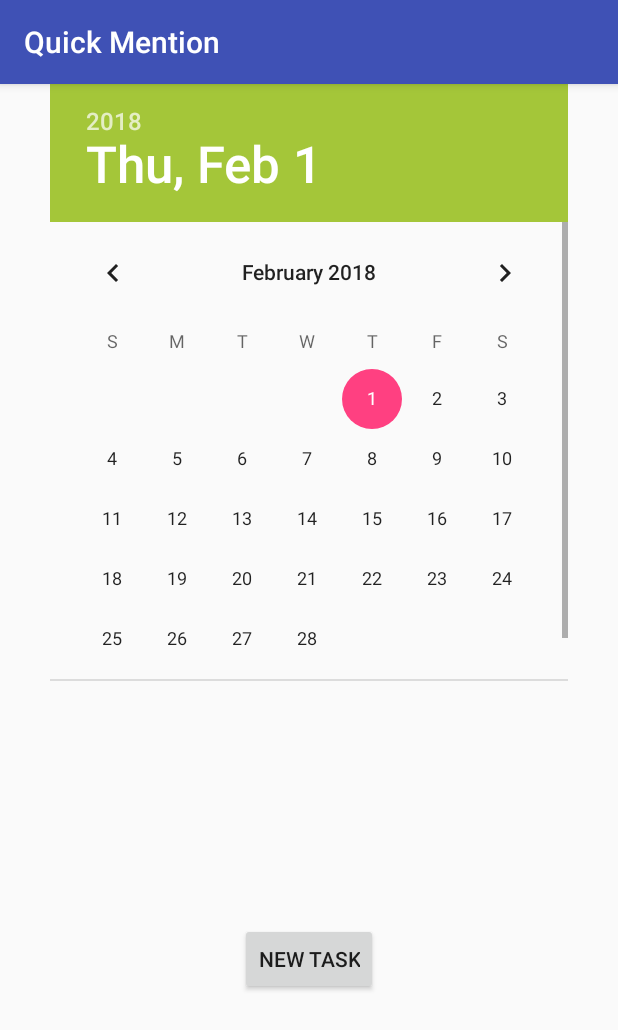
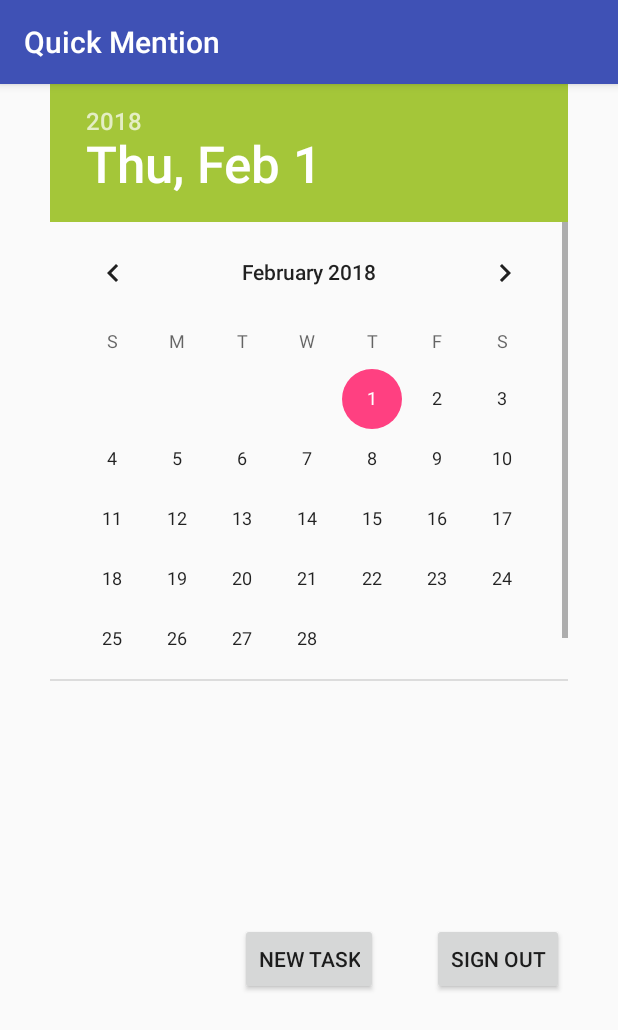
Before and after one commit to COKERA48/QuickMention, an Android app: the screen it shows after launch once a user with an empty profile is signed in (MainActivity), after a tap on "NEW TASK", on a phone screen of 412 x 824 dp. Shown: the top 1030 px of the screen. Run offline under Robolectric (Android 15) with nearby library versions, the phone set to English and light mode, and no system bars; our stand-ins replace Firebase (no records; nobody signed in at launch, a user with empty details on screens opened directly); 3 statements that could not run were skipped.

Commit message:
added temporary sign out button

```diff
--- a/app/src/main/java/com/testingtestingtesting/ashley/quickmentiontest/MainActivity.java
+++ b/app/src/main/java/com/testingtestingtesting/ashley/quickmentiontest/MainActivity.java
@@ -1,13 +1,17 @@
 package com.testingtestingtesting.ashley.quickmentiontest;
 
+import android.content.Intent;
 import android.support.v7.app.AppCompatActivity;
 import android.os.Bundle;
 import android.view.View;
 import android.widget.Button;
 
+import com.google.firebase.auth.FirebaseAuth;
+
 public class MainActivity extends AppCompatActivity implements View.OnClickListener{
 
     private Button buttonNewTask;
+    private Button buttonSignOut;
 
     @Override
     protected void onCreate(Bundle savedInstanceState) {
@@ -16,10 +20,17 @@ public class MainActivity extends AppCompatActivity implements View.OnClickListe
 
         buttonNewTask = (Button) findViewById(R.id.buttonNewTask);
         buttonNewTask.setOnClickListener(this);
+        buttonSignOut = (Button) findViewById(R.id.buttonSignOut);
+        buttonSignOut.setOnClickListener(this);
     }
 
     @Override
     public void onClick(View v) {
 
+        if (v == buttonSignOut){
+            FirebaseAuth.getInstance().signOut();
+            startActivity(new Intent(getApplicationContext(), RegisterActivity.class));
+        }
+
     }
 }
--- a/app/src/main/res/layout/activity_main.xml
+++ b/app/src/main/res/layout/activity_main.xml
@@ -32,4 +32,19 @@
         android:layout_marginLeft="8dp"
         app:layout_constraintLeft_toLeftOf="parent" />
 
+    <Button
+        android:id="@+id/buttonSignOut"
+        android:layout_width="wrap_content"
+        android:layout_height="wrap_content"
+        android:layout_marginBottom="8dp"
+        android:layout_marginEnd="8dp"
+        android:layout_marginStart="8dp"
+        android:layout_marginTop="8dp"
+        android:text="Sign Out"
+        app:layout_constraintBottom_toBottomOf="parent"
+        app:layout_constraintEnd_toEndOf="parent"
+        app:layout_constraintStart_toEndOf="@+id/buttonNewTask"
+        app:layout_constraintTop_toBottomOf="@+id/datePicker" />
+
+
 </android.support.constraint.ConstraintLayout>
```
